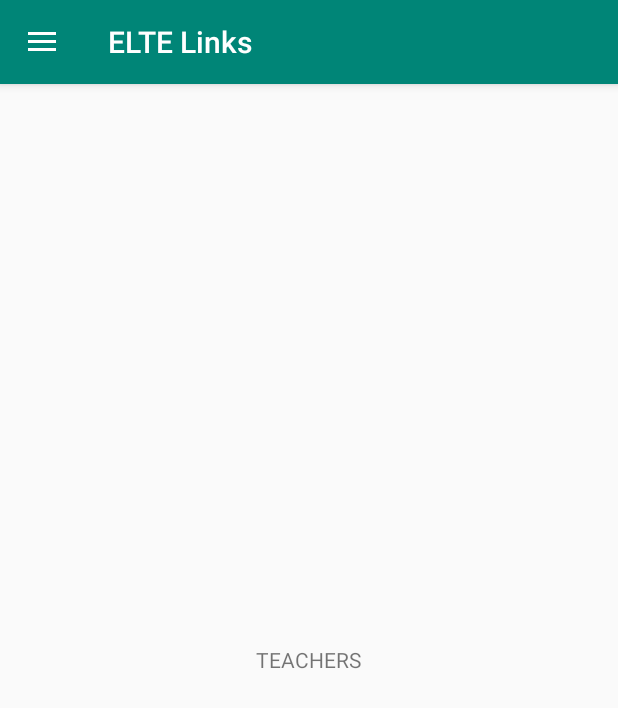
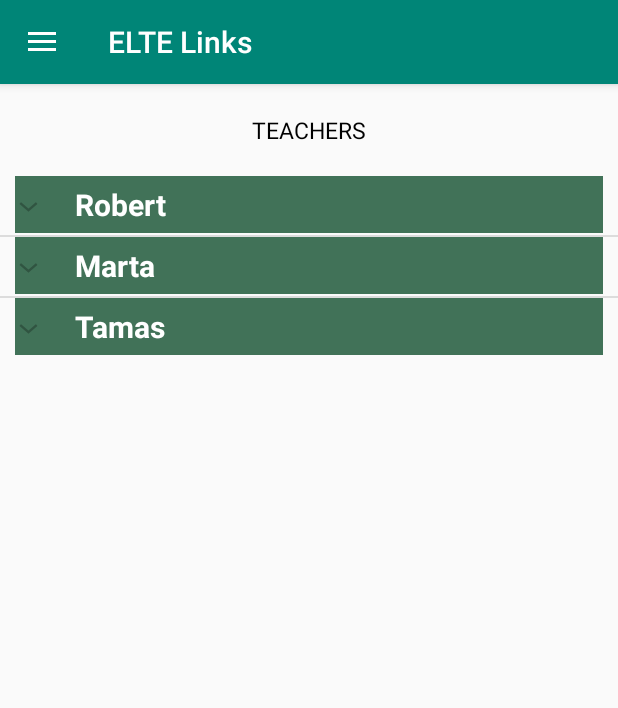
Before and after one commit to BinnatMusayev/ELTE_lab, an Android app: the screen it shows after launch (MainActivity), on a phone screen of 412 x 824 dp. Shown: the top 708 px of the screen. Run offline under Robolectric (Android 15) with nearby library versions, the phone set to English and light mode, and no system bars.

Commit message:
main design of teachers fragment

```diff
--- /dev/null
+++ b/app/src/main/java/practice/com/eltelinks/ExpandableTeachersListAdapter.java
@@ -0,0 +1,94 @@
+package practice.com.eltelinks;
+
+import android.content.Context;
+import android.graphics.Typeface;
+import android.view.LayoutInflater;
+import android.view.View;
+import android.view.ViewGroup;
+import android.widget.BaseExpandableListAdapter;
+import android.widget.TextView;
+
+import java.util.HashMap;
+import java.util.List;
+
+public class ExpandableTeachersListAdapter extends BaseExpandableListAdapter {
+
+    private Context context;
+    private List<String> listDataHeader;
+    private HashMap<String, List<String>> listHashMap;
+
+    public ExpandableTeachersListAdapter(Context context, List<String> listDataHeader, HashMap<String, List<String>> listHashMap) {
+        this.context = context;
+        this.listDataHeader = listDataHeader;
+        this.listHashMap = listHashMap;
+    }
+
+    @Override
+    public int getGroupCount() {
+        return listDataHeader.size();
+    }
+
+    @Override
+    public int getChildrenCount(int i) {
+        return listHashMap.get(listDataHeader.get(i)).size();
+    }
+
+    @Override
+    public Object getGroup(int i) {
+        return listDataHeader.get(i);
+    }
+
+    @Override
+    public Object getChild(int i, int i1) {
+        return listHashMap.get(listDataHeader.get(i)).get(i1); // i group item, i1 child item
+    }
+
+    @Override
+    public long getGroupId(int i) {
+        return i;
+    }
+
+    @Override
+    public long getChildId(int i, int i1) {
+        return i1;
+    }
+
+    @Override
+    public boolean hasStableIds() {
+        return false;
+    }
+
+    @Override
+    public View getGroupView(int i, boolean b, View view, ViewGroup viewGroup) {
+        String headerTitle = (String) getGroup(i);
+        if (view == null){
+            LayoutInflater layoutInflater = (LayoutInflater) this.context.getSystemService(Context.LAYOUT_INFLATER_SERVICE);
+            view = layoutInflater.inflate(R.layout.teachers_list_group, null);
+        }
+
+        TextView listHeader = view.findViewById(R.id.teachers_list_group_item);
+        listHeader.setTypeface(null, Typeface.BOLD);
+        listHeader.setText(headerTitle);
+
+        return view;
+    }
+
+    @Override
+    public View getChildView(int i, int i1, boolean b, View view, ViewGroup viewGroup) {
+        final String childText = (String) getChild(i, i1);
+        if (view == null){
+            LayoutInflater layoutInflater = (LayoutInflater) this.context.getSystemService(Context.LAYOUT_INFLATER_SERVICE);
+            view = layoutInflater.inflate(R.layout.teachers_list_item, null);
+        }
+
+        TextView textListChild = view.findViewById(R.id.teachers_list_item);
+        textListChild.setText(childText);
+
+        return view;
+    }
+
+    @Override
+    public boolean isChildSelectable(int i, int i1) {
+        return true;
+    }
+}
--- a/app/src/main/java/practice/com/eltelinks/Teachers_Fragment.java
+++ b/app/src/main/java/practice/com/eltelinks/Teachers_Fragment.java
@@ -7,12 +7,66 @@ import android.support.v4.app.Fragment;
 import android.view.LayoutInflater;
 import android.view.View;
 import android.view.ViewGroup;
+import android.widget.ExpandableListView;
+
+import java.util.ArrayList;
+import java.util.HashMap;
+import java.util.List;
 
 public class Teachers_Fragment extends Fragment {
+
+    private ExpandableListView expandableListView;
+    private ExpandableTeachersListAdapter expandableTeachersListAdapter;
+    private List<String> listHeader;
+    private HashMap<String, List<String>> listHashMap;
 
     @Nullable
     @Override
     public View onCreateView(@NonNull LayoutInflater inflater, @Nullable ViewGroup container, @Nullable Bundle savedInstanceState) {
-        return inflater.inflate(R.layout.fragment_teachers, container, false);
+        View view = inflater.inflate(R.layout.fragment_teachers, container, false);
+
+        expandableListView = view.findViewById(R.id.teachers_expandable_list_view);
+        initData();
+        expandableTeachersListAdapter = new ExpandableTeachersListAdapter(getActivity(), listHeader, listHashMap);
+        expandableListView.setAdapter(expandableTeachersListAdapter);
+
+        return view;
+    }
+
+    private void initData(){
+
+        // get data from SQLLite - Room
+
+        listHeader = new ArrayList<>();
+        listHashMap = new HashMap<>();
+
+        listHeader.add("Robert");
+        listHeader.add("Marta");
+        listHeader.add("Tamas");
+
+
+
+        List<String> robertData = new ArrayList<>();
+        robertData.add("kitlei@elte.hu");
+        robertData.add("Informatics");
+        robertData.add("kitle.hu");
+
+
+        List<String> martaData = new ArrayList<>();
+        martaData.add("marta@elte.hu");
+        martaData.add("Informatics");
+        martaData.add("marta.hu");
+
+
+
+        List<String> tamasData = new ArrayList<>();
+        tamasData.add("tamas@elte.hu");
+        tamasData.add("Informatics");
+        tamasData.add("tamas.hu");
+
+
+        listHashMap.put(listHeader.get(0), robertData);
+        listHashMap.put(listHeader.get(1), martaData);
+        listHashMap.put(listHeader.get(2), tamasData);
     }
 }
--- a/app/src/main/res/layout/fragment_teachers.xml
+++ b/app/src/main/res/layout/fragment_teachers.xml
@@ -1,11 +1,25 @@
 <?xml version="1.0" encoding="utf-8"?>
-<RelativeLayout xmlns:android="http://schemas.android.com/apk/res/android"
-    android:layout_width="match_parent" android:layout_height="match_parent">
+<LinearLayout xmlns:android="http://schemas.android.com/apk/res/android"
+    android:layout_width="match_parent" android:layout_height="match_parent"
+    android:orientation="vertical">
 
     <TextView
         android:layout_width="wrap_content"
         android:layout_height="wrap_content"
         android:text="TEACHERS"
-        android:layout_centerHorizontal="true"
-        android:layout_centerVertical="true"/>
-</RelativeLayout>
+        android:textColor="@color/black"
+        android:textSize="15sp"
+        android:layout_gravity="center"
+        android:layout_margin="20dp"
+        />
+
+    <ExpandableListView
+        android:id="@+id/teachers_expandable_list_view"
+        android:layout_width="match_parent"
+        android:layout_height="wrap_content"
+        >
+
+    </ExpandableListView>
+
+
+</LinearLayout>
--- /dev/null
+++ b/app/src/main/res/layout/teachers_list_group.xml
@@ -0,0 +1,22 @@
+<?xml version="1.0" encoding="utf-8"?>
+<LinearLayout
+    xmlns:android="http://schemas.android.com/apk/res/android" android:layout_width="match_parent"
+    android:layout_height="wrap_content"
+    android:orientation="vertical">
+
+    <TextView
+        android:id="@+id/teachers_list_group_item"
+        android:layout_width="match_parent"
+        android:layout_height="wrap_content"
+        android:paddingLeft="?android:attr/expandableListPreferredItemPaddingLeft"
+        android:paddingTop="5dp"
+        android:paddingBottom="5dp"
+        android:layout_marginLeft="10dp"
+        android:layout_marginRight="10dp"
+        android:layout_marginBottom="1dp"
+        android:textSize="20sp"
+        android:background="@color/teacher_lg_bg"
+        android:textColor="@color/colorWhite"
+        />
+
+</LinearLayout>
--- /dev/null
+++ b/app/src/main/res/layout/teachers_list_item.xml
@@ -0,0 +1,18 @@
+<?xml version="1.0" encoding="utf-8"?>
+<LinearLayout xmlns:android="http://schemas.android.com/apk/res/android"
+    android:orientation="vertical" android:layout_width="match_parent"
+    android:layout_height="55dip">
+
+    <TextView
+        android:id="@+id/teachers_list_item"
+        android:layout_width="match_parent"
+        android:layout_height="wrap_content"
+        android:textSize="16sp"
+        android:paddingLeft="?android:attr/expandableListPreferredChildPaddingLeft"
+        android:paddingBottom="5dp"
+        android:paddingTop="5dp"
+        android:background="@color/colorWhite"
+
+        />
+
+</LinearLayout>
--- a/app/src/main/res/values/colors.xml
+++ b/app/src/main/res/values/colors.xml
@@ -6,4 +6,5 @@
     <color name="colorWhite">#FFFFFF</color>
     <color name="navigation_bg">#FFFFFF</color>
     <color name="black">#000000</color>
+    <color name="teacher_lg_bg">#417258</color>
 </resources>
```
